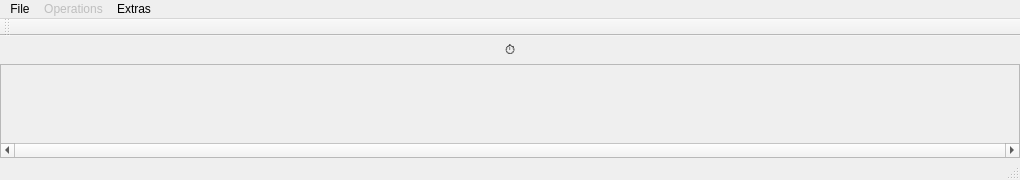
First picture: the form in KomischesCAIPProjekt/KomischesCAIPProjekt.ui, repository Kixel/KomischesCAIPProjekt, before the edit.
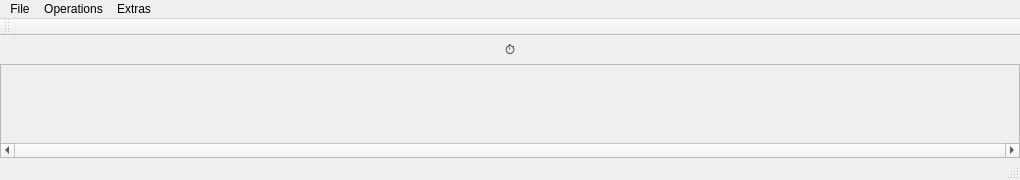
Second picture: the form after the edit.

What changed in the file:
```diff
--- a/KomischesCAIPProjekt/KomischesCAIPProjekt.ui
+++ b/KomischesCAIPProjekt/KomischesCAIPProjekt.ui
@@ -135,7 +135,7 @@
    </widget>
    <widget class="QMenu" name="menuOperations">
     <property name="enabled">
-     <bool>false</bool>
+     <bool>true</bool>
     </property>
     <property name="title">
      <string>Operations</string>
```
Left out of the diff: 7 changed lines with no effect on the pictures.
